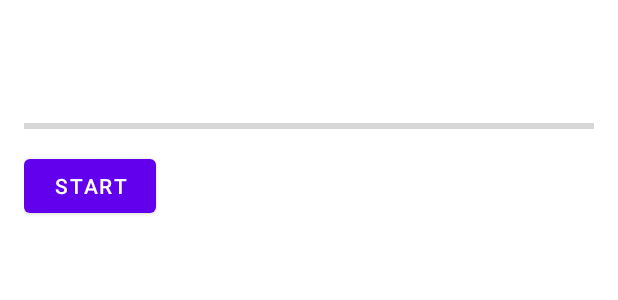
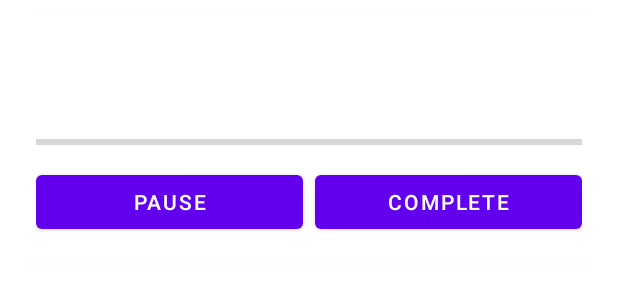
Before and after one commit to sandeshkhairnar/Task-Manager, an Android app: the layout item_task.xml on its own in the app's theme, with its tools: preview values and no code run, on a phone screen of 412 x 824 dp. Shown: the top 300 px of the screen. Run offline under Robolectric (Android 15) with nearby library versions, the phone set to English and light mode, and no system bars.

Commit message:
commit 6

```diff
--- a/app/build.gradle.kts
+++ b/app/build.gradle.kts
@@ -16,6 +16,10 @@ android {
         versionName = "1.0"
 
         testInstrumentationRunner = "androidx.test.runner.AndroidJUnitRunner"
+    }
+
+    buildFeatures {
+        viewBinding=true
     }
 
     buildTypes {
--- a/app/src/main/java/com/example/taskmanage/Task.kt
+++ b/app/src/main/java/com/example/taskmanage/Task.kt
@@ -14,5 +14,6 @@ data class Task(
     var remainingTime: Long,
     val timeAssign: Long,
     var isCompleted: Boolean = false,
-    var isPaused: Boolean = false
+    var isPaused: Boolean = false,
+    var completionTime: Long = 0 // Changed from String to Long
 )
--- a/app/src/main/res/layout/item_task.xml
+++ b/app/src/main/res/layout/item_task.xml
@@ -1,50 +1,64 @@
-<androidx.constraintlayout.widget.ConstraintLayout
+<?xml version="1.0" encoding="utf-8"?>
+<androidx.cardview.widget.CardView
     xmlns:android="http://schemas.android.com/apk/res/android"
     xmlns:app="http://schemas.android.com/apk/res-auto"
     android:layout_width="match_parent"
     android:layout_height="wrap_content"
+    android:layout_margin="8dp"
+    app:cardCornerRadius="8dp"
+    app:cardElevation="4dp">
+
+    <LinearLayout
+        android:layout_width="match_parent"
+        android:layout_height="wrap_content"
+        android:orientation="vertical"
         android:padding="16dp">
 
-    <!-- Task Name -->
         <TextView
             android:id="@+id/taskNameTextView"
-        android:layout_width="0dp"
+            android:layout_width="wrap_content"
             android:layout_height="wrap_content"
             android:textSize="18sp"
-        android:textStyle="bold"
-        app:layout_constraintStart_toStartOf="parent"
-        app:layout_constraintEnd_toEndOf="parent"
-        app:layout_constraintTop_toTopOf="parent" />
+            android:textStyle="bold"/>
 
-    <!-- Countdown Timer Text -->
         <TextView
             android:id="@+id/countdownTextView"
             android:layout_width="wrap_content"
             android:layout_height="wrap_content"
-        app:layout_constraintTop_toBottomOf="@id/taskNameTextView"
-        app:layout_constraintStart_toStartOf="parent"
-        android:layout_marginTop="8dp" />
+            android:layout_marginTop="8dp"
+            android:textSize="16sp"/>
 
-    <!-- Progress Bar -->
         <ProgressBar
             android:id="@+id/taskProgressBar"
-        style="@android:style/Widget.DeviceDefault.Light.ProgressBar.Horizontal"
+            style="?android:attr/progressBarStyleHorizontal"
+            android:layout_width="match_parent"
+            android:layout_height="wrap_content"
+            android:layout_marginTop="8dp"/>
+
+        <LinearLayout
+            android:layout_width="match_parent"
+            android:layout_height="wrap_content"
+            android:orientation="horizontal"
+            android:layout_marginTop="8dp">
+
+            <Button
+                android:id="@+id/pauseResumeButton"
                 android:layout_width="0dp"
                 android:layout_height="wrap_content"
-        android:progress="0"
-        app:layout_constraintTop_toBottomOf="@id/countdownTextView"
-        app:layout_constraintStart_toStartOf="parent"
-        app:layout_constraintEnd_toEndOf="parent"
-        android:layout_marginTop="8dp"/>
+                android:layout_weight="1"
+                android:text="Pause"
+                android:layout_marginEnd="4dp"/>
 
-    <!-- Pause/Resume Button -->
             <Button
-        android:id="@+id/pauseResumeButton"
-        android:layout_width="wrap_content"
+                android:id="@+id/completeButton"
+                android:layout_width="0dp"
                 android:layout_height="wrap_content"
-        android:text="Start"
-        app:layout_constraintTop_toBottomOf="@id/taskProgressBar"
-        app:layout_constraintStart_toStartOf="parent"
-        android:layout_marginTop="8dp"/>
+                android:layout_weight="1"
+                android:text="Complete"
+                android:layout_marginStart="4dp"/>
 
-</androidx.constraintlayout.widget.ConstraintLayout>
+        </LinearLayout>
+
+    </LinearLayout>
+
+</androidx.cardview.widget.CardView>
```
Also changed, not shown: app/src/main/java/com/example/taskmanage/CompletedTaskAdapter.kt (added, +45 -0 lines), app/src/main/java/com/example/taskmanage/HomeFragment.kt (+54 -31 lines), app/src/main/java/com/example/taskmanage/TaskAdapter.kt (+19 -20 lines), app/src/main/java/com/example/taskmanage/TaskDatabase.kt (+2 -27 lines), app/src/main/java/com/example/taskmanage/TaskViewModel.kt (+7 -0 lines), app/src/main/res/layout/item_completed_task.xml (added, +33 -0 lines). Lines whose indentation alone changed are shown as unchanged.
